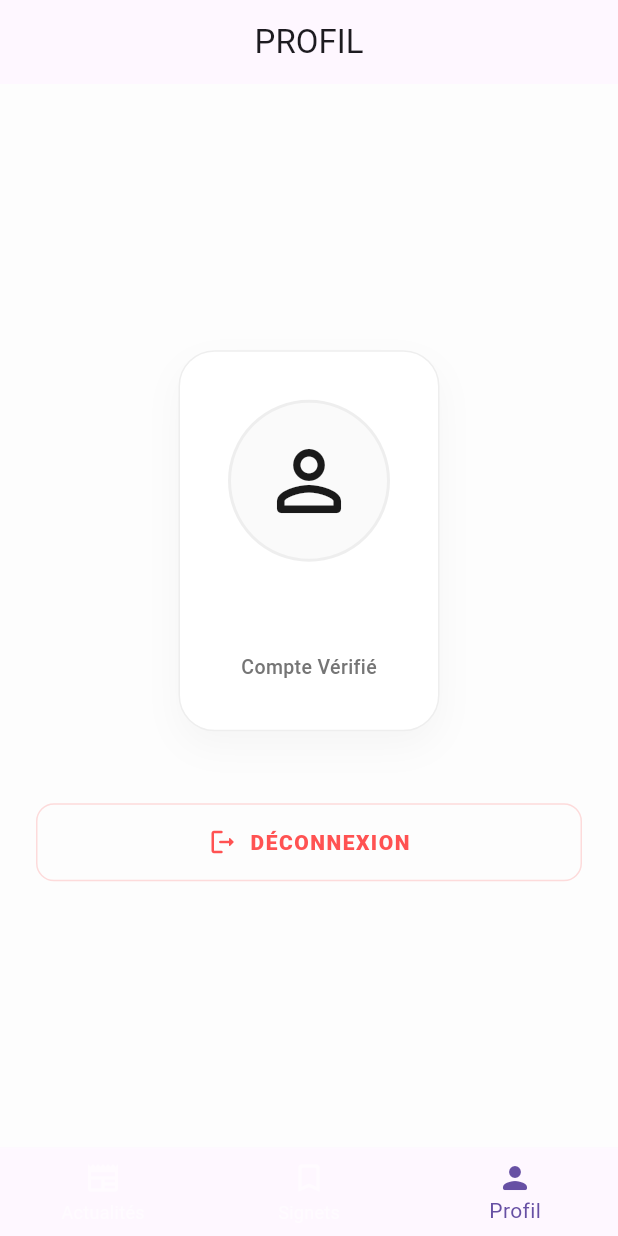
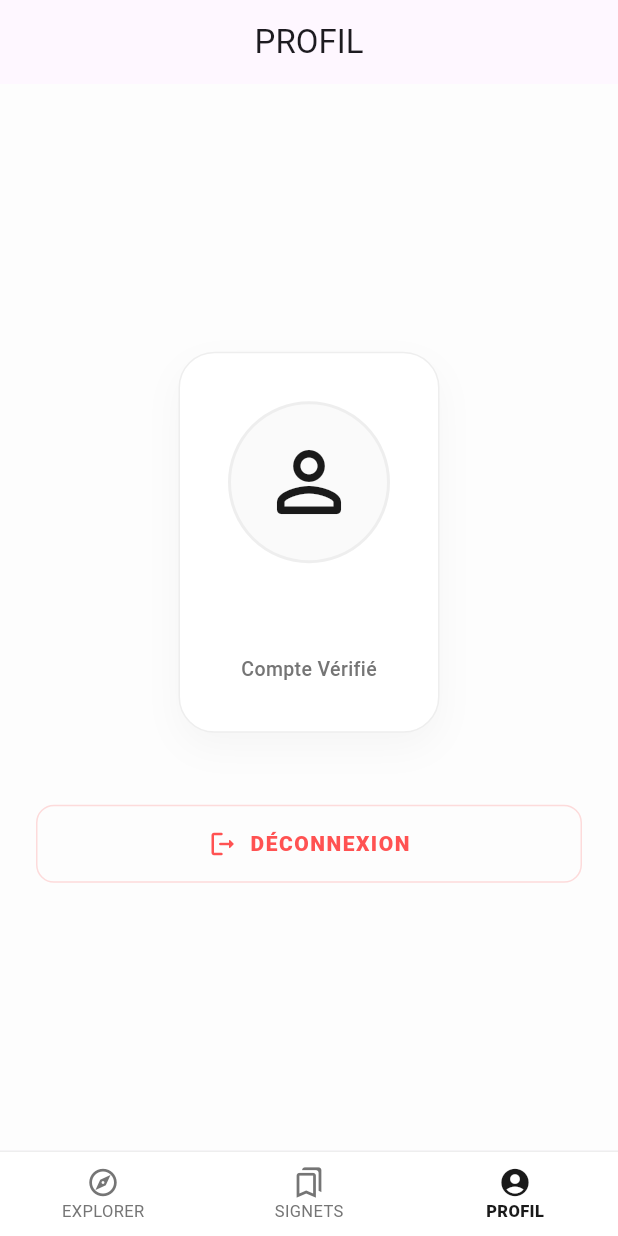
Before and after one commit to Dav27-tech/Mjumbe, a Flutter app: the screen it shows once a user with an empty profile is signed in, item 3 of the bottom bar chosen, on a phone screen of 412 x 824 dp. Run offline on Flutter 3.47's test engine with Material 3 defaults, Android fonts, the phone set to English and light mode, and no system bars; our stand-ins replace bloc, cached_network_image, dio, equatable, firebase_auth, firebase_core and 7 more; missing offline and left inert: dart:html; accounts and stored records are empty; statements that could not run were skipped.

Commit message:
refactor MainShellPage to enhance UI and improve bottom navigation bar styling

```diff
--- a/lib/features/news/presentation/pages/main_shell_page.dart
+++ b/lib/features/news/presentation/pages/main_shell_page.dart
@@ -1,6 +1,6 @@
-import 'dart:ui';
 import 'package:flutter/material.dart';
 import 'package:go_router/go_router.dart';
+import 'package:mjumbe/app/theme/app_theme.dart';
 
 class MainShellPage extends StatelessWidget {
   final StatefulNavigationShell navigationShell;
@@ -19,50 +19,41 @@ class MainShellPage extends StatelessWidget {
 
   @override
   Widget build(BuildContext context) {
-    final theme = Theme.of(context);
-
     return Scaffold(
       body: navigationShell,
-      bottomNavigationBar: ClipRRect(
-        child: BackdropFilter(
-          filter: ImageFilter.blur(sigmaX: 12, sigmaY: 12),
-          child: Container(
-            decoration: BoxDecoration(
-              color: theme.colorScheme.surface.withOpacity(0.65),
+      bottomNavigationBar: Container(
+        decoration: const BoxDecoration(
           border: Border(
-                top: BorderSide(
-                  color: Colors.white.withOpacity(0.1),
-                ),
+            top: BorderSide(color: AppTheme.borderLight, width: 1),
           ),
         ),
         child: BottomNavigationBar(
           currentIndex: navigationShell.currentIndex,
           onTap: _onTap,
-              backgroundColor: Colors.transparent,
+          backgroundColor: AppTheme.surfaceLight,
           elevation: 0,
-              selectedItemColor: theme.colorScheme.primary,
-              unselectedItemColor: Colors.white54,
-              showUnselectedLabels: true,
+          selectedItemColor: AppTheme.primaryNeutral,
+          unselectedItemColor: AppTheme.secondaryNeutral,
+          selectedLabelStyle: const TextStyle(fontWeight: FontWeight.w800, fontSize: 11),
+          unselectedLabelStyle: const TextStyle(fontWeight: FontWeight.normal, fontSize: 11),
           type: BottomNavigationBarType.fixed,
           items: const [
             BottomNavigationBarItem(
-                  icon: Icon(Icons.newspaper_outlined),
-                  activeIcon: Icon(Icons.newspaper_rounded),
-                  label: 'Actualités',
+              icon: Icon(Icons.explore_outlined, size: 22),
+              activeIcon: Icon(Icons.explore_rounded, size: 22),
+              label: 'EXPLORER',
             ),
             BottomNavigationBarItem(
-                  icon: Icon(Icons.bookmark_outline_rounded),
-                  activeIcon: Icon(Icons.bookmark_rounded),
-                  label: 'Signets',
+              icon: Icon(Icons.bookmarks_outlined, size: 22),
+              activeIcon: Icon(Icons.bookmarks_rounded, size: 22),
+              label: 'SIGNETS',
             ),
             BottomNavigationBarItem(
-                  icon: Icon(Icons.person_outline_rounded),
-                  activeIcon: Icon(Icons.person_rounded),
-                  label: 'Profil',
+              icon: Icon(Icons.account_circle_outlined, size: 22),
+              activeIcon: Icon(Icons.account_circle_rounded, size: 22),
+              label: 'PROFIL',
             ),
           ],
-            ),
-          ),
         ),
       ),
     );
```
Lines whose indentation alone changed are shown as unchanged.
